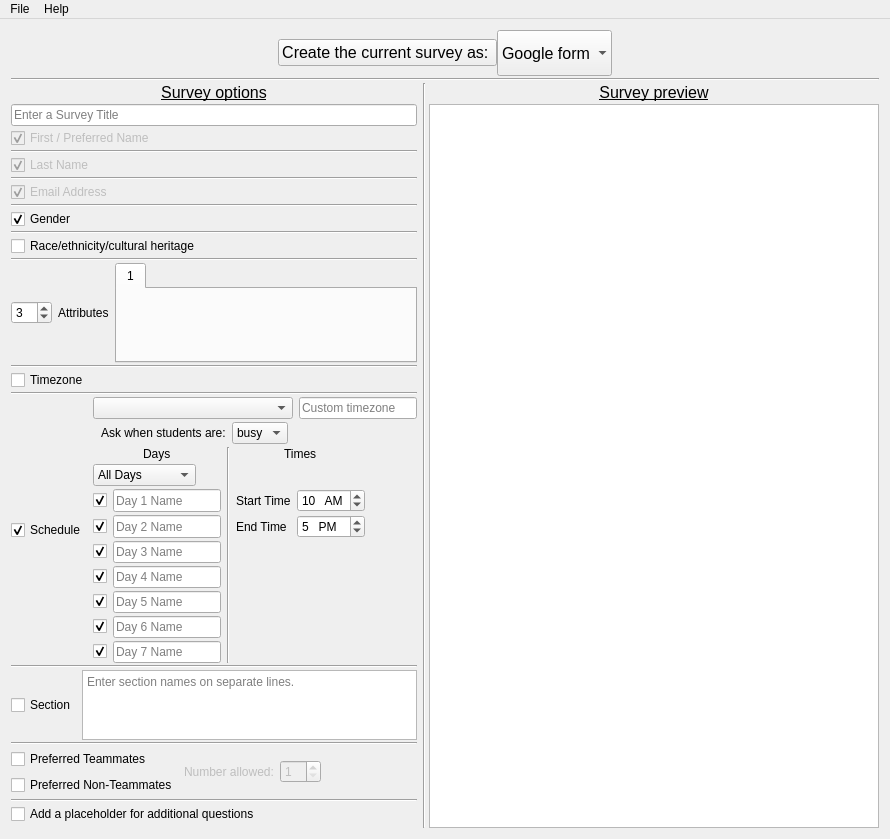
This is surveymaker.ui in gruepr/gruepr as Qt 5 draws it before an edit. The edited form follows.
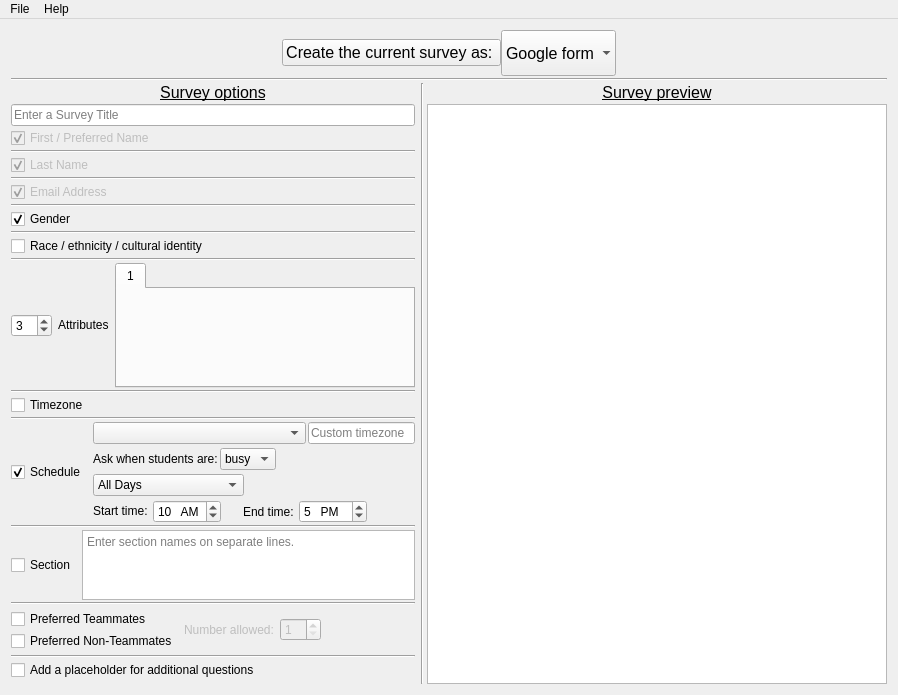
This is the edited form. Icons and pictures are not drawn.

Commit message: Better UI with surveymaker by pushing custom days & daynames into a separate dialog, only opened when asked; add timezone handling to gruepr

```diff
--- a/surveymaker.ui
+++ b/surveymaker.ui
@@ -6,16 +6,10 @@
    <rect>
     <x>0</x>
     <y>0</y>
-    <width>890</width>
-    <height>791</height>
+    <width>898</width>
+    <height>668</height>
    </rect>
   </property>
-  <property name="minimumSize">
-   <size>
-    <width>0</width>
-    <height>0</height>
-   </size>
-  </property>
   <property name="windowTitle">
    <string>SurveyMaker</string>
   </property>
@@ -26,7 +20,7 @@
      <verstretch>1</verstretch>
     </sizepolicy>
    </property>
-   <layout class="QGridLayout" name="gridLayout" rowstretch="0,0,0,0,0,0,0,0,0,0,0,0,0,0,0,0,75,0,0,0,0,0,25,0,0,0,0,0,0,0,0" columnstretch="100,0,100,0">
+   <layout class="QGridLayout" name="gridLayout" rowstretch="0,0,0,0,0,0,0,0,0,0,0,0,0,0,0,0,75,0,0,0,0,0,25,0,0,0,0,0,0,0,0" columnstretch="2,0,1,0">
     <property name="verticalSpacing">
      <number>2</number>
     </property>
@@ -150,7 +144,7 @@
        </sizepolicy>
       </property>
       <property name="text">
-       <string>Race/ethnicity/cultural heritage</string>
+       <string>Race / ethnicity / cultural identity</string>
       </property>
      </widget>
     </item>
@@ -273,9 +267,9 @@
     <item row="5" column="2" rowspan="26" colspan="2">
      <widget class="QTextEdit" name="previewText">
       <property name="sizePolicy">
-       <sizepolicy hsizetype="Expanding" vsizetype="Expanding">
-        <horstretch>1</horstretch>
-        <verstretch>1</verstretch>
+       <sizepolicy hsizetype="Ignored" vsizetype="Ignored">
+        <horstretch>2</horstretch>
+        <verstretch>2</verstretch>
        </sizepolicy>
       </property>
       <property name="minimumSize">
@@ -331,7 +325,10 @@
     </item>
     <item row="25" column="0">
      <layout class="QGridLayout" name="teammatesGrid">
-      <item row="0" column="1" rowspan="2">
+      <property name="verticalSpacing">
+       <number>2</number>
+      </property>
+      <item row="0" column="1" rowspan="2" alignment="Qt::AlignVCenter">
        <widget class="QLabel" name="numAllowedLabel">
         <property name="enabled">
          <bool>false</bool>
@@ -347,7 +344,7 @@
         </property>
        </widget>
       </item>
-      <item row="0" column="2" rowspan="2">
+      <item row="0" column="2" rowspan="2" alignment="Qt::AlignVCenter">
        <widget class="QSpinBox" name="numAllowedSpinBox">
         <property name="enabled">
          <bool>false</bool>
@@ -363,7 +360,7 @@
         </property>
        </widget>
       </item>
-      <item row="0" column="0">
+      <item row="0" column="0" alignment="Qt::AlignLeft|Qt::AlignVCenter">
        <widget class="QCheckBox" name="preferredTeammatesCheckBox">
         <property name="sizePolicy">
          <sizepolicy hsizetype="Preferred" vsizetype="Preferred">
@@ -376,7 +373,7 @@
         </property>
        </widget>
       </item>
-      <item row="1" column="0">
+      <item row="1" column="0" alignment="Qt::AlignLeft|Qt::AlignVCenter">
        <widget class="QCheckBox" name="preferredNonTeammatesCheckBox">
         <property name="sizePolicy">
          <sizepolicy hsizetype="Preferred" vsizetype="Preferred">
@@ -405,8 +402,8 @@
      </layout>
     </item>
     <item row="20" column="0">
-     <layout class="QHBoxLayout" name="scheduleLayout" stretch="0,100">
-      <item>
+     <layout class="QHBoxLayout" name="scheduleLayout" stretch="0,2">
+      <item alignment="Qt::AlignLeft|Qt::AlignVCenter">
        <widget class="QCheckBox" name="scheduleCheckBox">
         <property name="sizePolicy">
          <sizepolicy hsizetype="Preferred" vsizetype="Preferred">
@@ -423,290 +420,16 @@
        </widget>
       </item>
       <item>
-       <layout class="QGridLayout" name="scheduleGrid" columnstretch="100,0,0,0,0,0">
-        <property name="verticalSpacing">
-         <number>3</number>
+       <layout class="QVBoxLayout" name="scheduleVerticalLayout">
+        <property name="spacing">
+         <number>4</number>
         </property>
-        <item row="7" column="1">
-         <widget class="QLineEdit" name="day3LineEdit">
-          <property name="sizePolicy">
-           <sizepolicy hsizetype="Fixed" vsizetype="Preferred">
-            <horstretch>0</horstretch>
-            <verstretch>0</verstretch>
-           </sizepolicy>
-          </property>
-          <property name="contextMenuPolicy">
-           <enum>Qt::NoContextMenu</enum>
-          </property>
-          <property name="text">
-           <string/>
-          </property>
-          <property name="placeholderText">
-           <string>Day 3 Name</string>
-          </property>
-         </widget>
-        </item>
-        <item row="5" column="1">
-         <widget class="QLineEdit" name="day1LineEdit">
-          <property name="sizePolicy">
-           <sizepolicy hsizetype="Fixed" vsizetype="Preferred">
-            <horstretch>0</horstretch>
-            <verstretch>0</verstretch>
-           </sizepolicy>
-          </property>
-          <property name="contextMenuPolicy">
-           <enum>Qt::NoContextMenu</enum>
-          </property>
-          <property name="text">
-           <string/>
-          </property>
-          <property name="placeholderText">
-           <string>Day 1 Name</string>
-          </property>
-         </widget>
-        </item>
-        <item row="10" column="1">
-         <widget class="QLineEdit" name="day6LineEdit">
-          <property name="sizePolicy">
-           <sizepolicy hsizetype="Fixed" vsizetype="Preferred">
-            <horstretch>0</horstretch>
-            <verstretch>0</verstretch>
-           </sizepolicy>
-          </property>
-          <property name="contextMenuPolicy">
-           <enum>Qt::NoContextMenu</enum>
-          </property>
-          <property name="text">
-           <string/>
-          </property>
-          <property name="placeholderText">
-           <string>Day 6 Name</string>
-          </property>
-         </widget>
-        </item>
-        <item row="5" column="3">
-         <widget class="QLabel" name="timeStartLabel">
-          <property name="sizePolicy">
-           <sizepolicy hsizetype="Fixed" vsizetype="Preferred">
-            <horstretch>0</horstretch>
-            <verstretch>0</verstretch>
-           </sizepolicy>
-          </property>
-          <property name="text">
-           <string>Start Time</string>
-          </property>
-         </widget>
-        </item>
-        <item row="3" column="0" colspan="2" alignment="Qt::AlignHCenter|Qt::AlignVCenter">
-         <widget class="QLabel" name="daysLabel">
-          <property name="sizePolicy">
-           <sizepolicy hsizetype="Fixed" vsizetype="Preferred">
-            <horstretch>0</horstretch>
-            <verstretch>0</verstretch>
-           </sizepolicy>
-          </property>
-          <property name="text">
-           <string>Days</string>
-          </property>
-         </widget>
-        </item>
-        <item row="8" column="0">
-         <widget class="QCheckBox" name="day4CheckBox">
-          <property name="sizePolicy">
-           <sizepolicy hsizetype="Fixed" vsizetype="Fixed">
-            <horstretch>0</horstretch>
-            <verstretch>0</verstretch>
-           </sizepolicy>
-          </property>
-          <property name="checked">
-           <bool>true</bool>
-          </property>
-         </widget>
-        </item>
-        <item row="5" column="0">
-         <widget class="QCheckBox" name="day1CheckBox">
-          <property name="sizePolicy">
-           <sizepolicy hsizetype="Fixed" vsizetype="Fixed">
-            <horstretch>0</horstretch>
-            <verstretch>0</verstretch>
-           </sizepolicy>
-          </property>
-          <property name="checked">
-           <bool>true</bool>
-          </property>
-         </widget>
-        </item>
-        <item row="7" column="0">
-         <widget class="QCheckBox" name="day3CheckBox">
-          <property name="sizePolicy">
-           <sizepolicy hsizetype="Fixed" vsizetype="Fixed">
-            <horstretch>0</horstretch>
-            <verstretch>0</verstretch>
-           </sizepolicy>
-          </property>
-          <property name="checked">
-           <bool>true</bool>
-          </property>
-         </widget>
-        </item>
-        <item row="4" column="0" colspan="2" alignment="Qt::AlignLeft">
-         <widget class="QComboBox" name="daysComboBox">
-          <property name="sizePolicy">
-           <sizepolicy hsizetype="Preferred" vsizetype="Preferred">
-            <horstretch>0</horstretch>
-            <verstretch>0</verstretch>
-           </sizepolicy>
-          </property>
-          <property name="sizeAdjustPolicy">
-           <enum>QComboBox::AdjustToContents</enum>
-          </property>
           <item>
-           <property name="text">
-            <string>All Days</string>
-           </property>
-          </item>
-          <item>
-           <property name="text">
-            <string>Weekdays</string>
-           </property>
-          </item>
-          <item>
-           <property name="text">
-            <string>Weekends</string>
-           </property>
-          </item>
-          <item>
-           <property name="text">
-            <string>Custom Days</string>
-           </property>
-          </item>
-         </widget>
-        </item>
-        <item row="3" column="3" colspan="2" alignment="Qt::AlignHCenter|Qt::AlignVCenter">
-         <widget class="QLabel" name="timesLabel">
-          <property name="text">
-           <string>Times</string>
-          </property>
-         </widget>
-        </item>
-        <item row="6" column="4">
-         <widget class="QTimeEdit" name="timeEndEdit">
-          <property name="sizePolicy">
-           <sizepolicy hsizetype="Fixed" vsizetype="Fixed">
-            <horstretch>0</horstretch>
-            <verstretch>0</verstretch>
-           </sizepolicy>
-          </property>
-          <property name="dateTime">
-           <datetime>
-            <hour>17</hour>
-            <minute>0</minute>
-            <second>0</second>
-            <year>2000</year>
-            <month>1</month>
-            <day>1</day>
-           </datetime>
-          </property>
-          <property name="maximumDateTime">
-           <datetime>
-            <hour>23</hour>
-            <minute>0</minute>
-            <second>0</second>
-            <year>2000</year>
-            <month>1</month>
-            <day>1</day>
-           </datetime>
-          </property>
-          <property name="minimumDateTime">
-           <datetime>
-            <hour>0</hour>
-            <minute>0</minute>
-            <second>0</second>
-            <year>2000</year>
-            <month>1</month>
-            <day>1</day>
-           </datetime>
-          </property>
-          <property name="maximumTime">
-           <time>
-            <hour>23</hour>
-            <minute>0</minute>
-            <second>0</second>
-           </time>
-          </property>
-          <property name="minimumTime">
-           <time>
-            <hour>0</hour>
-            <minute>0</minute>
-            <second>0</second>
-           </time>
-          </property>
-          <property name="displayFormat">
-           <string>h   AP</string>
-          </property>
-          <property name="time">
-           <time>
-            <hour>17</hour>
-            <minute>0</minute>
-            <second>0</second>
-           </time>
-          </property>
-         </widget>
-        </item>
-        <item row="11" column="0">
-         <widget class="QCheckBox" name="day7CheckBox">
-          <property name="sizePolicy">
-           <sizepolicy hsizetype="Fixed" vsizetype="Fixed">
-            <horstretch>0</horstretch>
-            <verstretch>0</verstretch>
-           </sizepolicy>
-          </property>
-          <property name="checked">
-           <bool>true</bool>
-          </property>
-         </widget>
-        </item>
-        <item row="8" column="1">
-         <widget class="QLineEdit" name="day4LineEdit">
-          <property name="sizePolicy">
-           <sizepolicy hsizetype="Fixed" vsizetype="Preferred">
-            <horstretch>0</horstretch>
-            <verstretch>0</verstretch>
-           </sizepolicy>
-          </property>
-          <property name="contextMenuPolicy">
-           <enum>Qt::NoContextMenu</enum>
-          </property>
-          <property name="text">
-           <string/>
-          </property>
-          <property name="placeholderText">
-           <string>Day 4 Name</string>
-          </property>
-         </widget>
-        </item>
-        <item row="9" column="1">
-         <widget class="QLineEdit" name="day5LineEdit">
-          <property name="sizePolicy">
-           <sizepolicy hsizetype="Fixed" vsizetype="Preferred">
-            <horstretch>0</horstretch>
-            <verstretch>0</verstretch>
-           </sizepolicy>
-          </property>
-          <property name="contextMenuPolicy">
-           <enum>Qt::NoContextMenu</enum>
-          </property>
-          <property name="text">
-           <string/>
-          </property>
-          <property name="placeholderText">
-           <string>Day 5 Name</string>
-          </property>
-         </widget>
-        </item>
-        <item row="1" column="0" colspan="6">
-         <layout class="QHBoxLayout" name="timezoneLayout" stretch="3,2">
-          <item>
+         <layout class="QHBoxLayout" name="timezoneLayout" stretch="2,1">
+          <property name="spacing">
+           <number>2</number>
+          </property>
+          <item alignment="Qt::AlignVCenter">
            <widget class="QComboBox" name="fillinTimezoneComboBox">
             <property name="sizePolicy">
              <sizepolicy hsizetype="MinimumExpanding" vsizetype="Fixed">
@@ -725,10 +448,10 @@
             </property>
            </widget>
           </item>
-          <item>
+          <item alignment="Qt::AlignLeft|Qt::AlignVCenter">
            <widget class="QLineEdit" name="baseTimezoneLineEdit">
             <property name="sizePolicy">
-             <sizepolicy hsizetype="Expanding" vsizetype="Fixed">
+             <sizepolicy hsizetype="Ignored" vsizetype="Fixed">
               <horstretch>1</horstretch>
               <verstretch>0</verstretch>
              </sizepolicy>
@@ -749,67 +472,12 @@
           </item>
          </layout>
         </item>
-        <item row="9" column="0">
-         <widget class="QCheckBox" name="day5CheckBox">
-          <property name="sizePolicy">
-           <sizepolicy hsizetype="Fixed" vsizetype="Fixed">
-            <horstretch>0</horstretch>
-            <verstretch>0</verstretch>
-           </sizepolicy>
-          </property>
-          <property name="checked">
-           <bool>true</bool>
-          </property>
-         </widget>
-        </item>
-        <item row="2" column="5" rowspan="10">
-         <spacer name="horizontalSpacer">
-          <property name="orientation">
-           <enum>Qt::Horizontal</enum>
-          </property>
-          <property name="sizeHint" stdset="0">
-           <size>
-            <width>13</width>
-            <height>20</height>
-           </size>
-          </property>
-         </spacer>
-        </item>
-        <item row="10" column="0">
-         <widget class="QCheckBox" name="day6CheckBox">
-          <property name="sizePolicy">
-           <sizepolicy hsizetype="Fixed" vsizetype="Fixed">
-            <horstretch>0</horstretch>
-            <verstretch>0</verstretch>
-           </sizepolicy>
-          </property>
-          <property name="checked">
-           <bool>true</bool>
-          </property>
-         </widget>
-        </item>
-        <item row="6" column="1">
-         <widget class="QLineEdit" name="day2LineEdit">
-          <property name="sizePolicy">
-           <sizepolicy hsizetype="Fixed" vsizetype="Preferred">
-            <horstretch>0</horstretch>
-            <verstretch>0</verstretch>
-           </sizepolicy>
-          </property>
-          <property name="contextMenuPolicy">
-           <enum>Qt::NoContextMenu</enum>
-          </property>
-          <property name="text">
-           <string/>
-          </property>
-          <property name="placeholderText">
-           <string>Day 2 Name</string>
-          </property>
-         </widget>
-        </item>
-        <item row="2" column="0" colspan="5">
+        <item>
          <layout class="QHBoxLayout" name="busyFreeLayout">
-          <item alignment="Qt::AlignRight|Qt::AlignVCenter">
+          <property name="spacing">
+           <number>2</number>
+          </property>
+          <item alignment="Qt::AlignLeft|Qt::AlignVCenter">
            <widget class="QLabel" name="busyFreeLabel">
             <property name="text">
              <string>Ask when students are:</string>
@@ -833,10 +501,61 @@
             </item>
            </widget>
           </item>
+          <item>
+           <spacer name="horizontalSpacer_4">
+            <property name="orientation">
+             <enum>Qt::Horizontal</enum>
+            </property>
+            <property name="sizeHint" stdset="0">
+             <size>
+              <width>40</width>
+              <height>20</height>
+             </size>
+            </property>
+           </spacer>
+          </item>
          </layout>
         </item>
-        <item row="6" column="3">
-         <widget class="QLabel" name="timeEndLabel">
+        <item alignment="Qt::AlignLeft|Qt::AlignVCenter">
+         <widget class="QComboBox" name="daysComboBox">
+          <property name="sizePolicy">
+           <sizepolicy hsizetype="Preferred" vsizetype="Preferred">
+            <horstretch>0</horstretch>
+            <verstretch>0</verstretch>
+           </sizepolicy>
+          </property>
+          <property name="sizeAdjustPolicy">
+           <enum>QComboBox::AdjustToContents</enum>
+          </property>
+          <item>
+           <property name="text">
+            <string>All Days</string>
+           </property>
+          </item>
+          <item>
+           <property name="text">
+            <string>Weekdays</string>
+           </property>
+          </item>
+          <item>
+           <property name="text">
+            <string>Weekends</string>
+           </property>
+          </item>
+          <item>
+           <property name="text">
+            <string>Custom Days / Names</string>
+           </property>
+          </item>
+         </widget>
+        </item>
+        <item>
+         <layout class="QHBoxLayout" name="timeLayout">
+          <property name="spacing">
+           <number>2</number>
+          </property>
+          <item alignment="Qt::AlignLeft|Qt::AlignVCenter">
+           <widget class="QLabel" name="timeStartLabel">
           <property name="sizePolicy">
            <sizepolicy hsizetype="Fixed" vsizetype="Preferred">
             <horstretch>0</horstretch>
@@ -844,24 +563,11 @@
            </sizepolicy>
           </property>
           <property name="text">
-           <string>End Time</string>
+             <string>Start time: </string>
           </property>
          </widget>
         </item>
-        <item row="6" column="0">
-         <widget class="QCheckBox" name="day2CheckBox">
-          <property name="sizePolicy">
-           <sizepolicy hsizetype="Fixed" vsizetype="Fixed">
-            <horstretch>0</horstretch>
-            <verstretch>0</verstretch>
-           </sizepolicy>
-          </property>
-          <property name="checked">
-           <bool>true</bool>
-          </property>
-         </widget>
-        </item>
-        <item row="5" column="4">
+          <item alignment="Qt::AlignLeft|Qt::AlignVCenter">
          <widget class="QTimeEdit" name="timeStartEdit">
           <property name="sizePolicy">
            <sizepolicy hsizetype="Fixed" vsizetype="Fixed">
@@ -925,8 +631,24 @@
           </property>
          </widget>
         </item>
-        <item row="11" column="1">
-         <widget class="QLineEdit" name="day7LineEdit">
+          <item>
+           <spacer name="horizontalSpacer_6">
+            <property name="orientation">
+             <enum>Qt::Horizontal</enum>
+            </property>
+            <property name="sizeType">
+             <enum>QSizePolicy::Fixed</enum>
+            </property>
+            <property name="sizeHint" stdset="0">
+             <size>
+              <width>20</width>
+              <height>20</height>
+             </size>
+            </property>
+           </spacer>
+          </item>
+          <item>
+           <widget class="QLabel" name="timeEndLabel">
           <property name="sizePolicy">
            <sizepolicy hsizetype="Fixed" vsizetype="Preferred">
             <horstretch>0</horstretch>
@@ -937,19 +659,88 @@
            <enum>Qt::NoContextMenu</enum>
           </property>
           <property name="text">
-           <string/>
-          </property>
-          <property name="placeholderText">
-           <string>Day 7 Name</string>
-          </property>
-         </widget>
-        </item>
-        <item row="3" column="2" rowspan="9">
-         <widget class="Line" name="line_8">
+             <string>End time: </string>
+            </property>
+           </widget>
+          </item>
+          <item>
+           <widget class="QTimeEdit" name="timeEndEdit">
+            <property name="sizePolicy">
+             <sizepolicy hsizetype="Fixed" vsizetype="Fixed">
+              <horstretch>0</horstretch>
+              <verstretch>0</verstretch>
+             </sizepolicy>
+            </property>
+            <property name="dateTime">
+             <datetime>
+              <hour>17</hour>
+              <minute>0</minute>
+              <second>0</second>
+              <year>2000</year>
+              <month>1</month>
+              <day>1</day>
+             </datetime>
+            </property>
+            <property name="maximumDateTime">
+             <datetime>
+              <hour>23</hour>
+              <minute>0</minute>
+              <second>0</second>
+              <year>2000</year>
+              <month>1</month>
+              <day>1</day>
+             </datetime>
+            </property>
+            <property name="minimumDateTime">
+             <datetime>
+              <hour>0</hour>
+              <minute>0</minute>
+              <second>0</second>
+              <year>2000</year>
+              <month>1</month>
+              <day>1</day>
+             </datetime>
+            </property>
+            <property name="maximumTime">
+             <time>
+              <hour>23</hour>
+              <minute>0</minute>
+              <second>0</second>
+             </time>
+            </property>
+            <property name="minimumTime">
+             <time>
+              <hour>0</hour>
+              <minute>0</minute>
+              <second>0</second>
+             </time>
+            </property>
+            <property name="displayFormat">
+             <string>h   AP</string>
+            </property>
+            <property name="time">
+             <time>
+              <hour>17</hour>
+              <minute>0</minute>
+              <second>0</second>
+             </time>
+            </property>
+           </widget>
+          </item>
+          <item>
+           <spacer name="horizontalSpacer">
           <property name="orientation">
-           <enum>Qt::Vertical</enum>
-          </property>
-         </widget>
+             <enum>Qt::Horizontal</enum>
+            </property>
+            <property name="sizeHint" stdset="0">
+             <size>
+              <width>40</width>
+              <height>20</height>
+             </size>
+            </property>
+           </spacer>
+          </item>
+         </layout>
         </item>
        </layout>
       </item>
@@ -972,8 +763,8 @@
      </widget>
     </item>
     <item row="16" column="0">
-     <layout class="QHBoxLayout" name="horizontalLayout" stretch="0,0,100">
-      <item alignment="Qt::AlignHCenter|Qt::AlignVCenter">
+     <layout class="QHBoxLayout" name="attributesLayout" stretch="0,0,2">
+      <item alignment="Qt::AlignLeft|Qt::AlignVCenter">
        <widget class="QSpinBox" name="attributeCountSpinBox">
         <property name="sizePolicy">
          <sizepolicy hsizetype="Preferred" vsizetype="Preferred">
@@ -1002,15 +793,15 @@
       <item>
        <widget class="QTabWidget" name="attributesTabWidget">
         <property name="sizePolicy">
-         <sizepolicy hsizetype="MinimumExpanding" vsizetype="MinimumExpanding">
-          <horstretch>100</horstretch>
-          <verstretch>100</verstretch>
+         <sizepolicy hsizetype="Ignored" vsizetype="Ignored">
+          <horstretch>2</horstretch>
+          <verstretch>2</verstretch>
          </sizepolicy>
         </property>
         <property name="minimumSize">
          <size>
-          <width>50</width>
-          <height>100</height>
+          <width>300</width>
+          <height>125</height>
          </size>
         </property>
         <property name="currentIndex">
@@ -1144,7 +935,7 @@
     <rect>
      <x>0</x>
      <y>0</y>
-     <width>890</width>
+     <width>898</width>
      <height>21</height>
     </rect>
    </property>
```
Left out of the diff: 24 changed lines with no effect on the pictures. Lines whose indentation alone changed are shown as unchanged. The commit also changes 11 other files.
